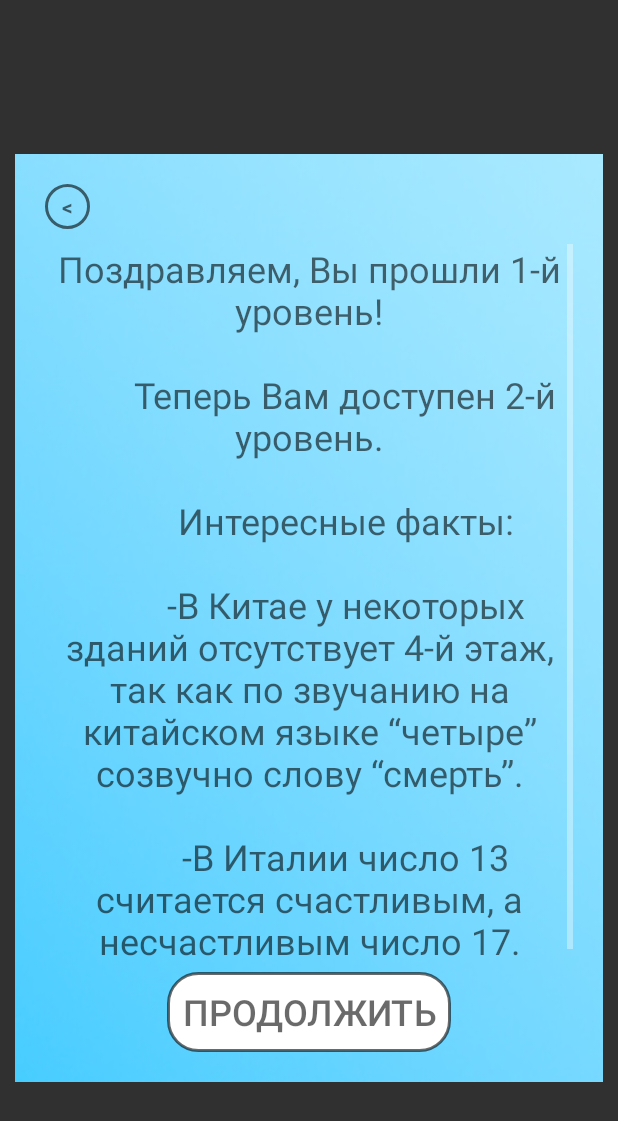
After one commit to ArtyseevWork/Quiz, an Android app: the layout dialog_end.xml on its own in the app's theme, with its tools: preview values and no code run, on a phone screen of 412 x 824 dp. The commit adds this screen. Shown: the top 1121 px of the screen. Run offline under Robolectric (Android 15) with nearby library versions, the phone set to English and light mode, and no system bars.

Commit message:
101704032021 level 34

```diff
--- /dev/null
+++ b/AndroidStudioProjects/quiz/app/src/main/res/layout/dialog_end.xml
@@ -0,0 +1,66 @@
+<?xml version="1.0" encoding="utf-8"?>
+<LinearLayout xmlns:android="http://schemas.android.com/apk/res/android"
+    android:id="@+id/dialjgfon"
+    android:layout_width="wrap_content"
+    android:layout_height="wrap_content"
+    android:layout_gravity="center"
+    android:layout_margin="10dp"
+    android:background="@drawable/previewbackgroundone"
+    android:orientation="vertical"
+    android:scaleType="centerCrop">
+
+    <LinearLayout
+        android:layout_width="match_parent"
+        android:layout_height="wrap_content"
+        android:gravity="center"
+        android:orientation="vertical"
+        android:padding="20dp">
+
+        <TextView
+            android:id="@+id/btn_close"
+            android:layout_width="30dp"
+            android:layout_height="30dp"
+            android:layout_gravity="start"
+            android:background="@drawable/style_btn_stroke_black95"
+            android:gravity="center"
+            android:text="&#60;"
+            android:textColor="@color/black95"
+            android:textStyle="bold" />
+
+        <ScrollView
+            android:layout_width="wrap_content"
+            android:layout_height="0dp"
+            android:layout_marginTop="10dp"
+            android:layout_weight="90">
+
+
+            <TextView
+                android:id="@+id/textDescription"
+                android:layout_width="match_parent"
+                android:layout_height="match_parent"
+                android:layout_gravity="end"
+                android:gravity="center"
+                android:text="@string/endLevel1"
+
+                android:textColor="@color/black95"
+                android:textSize="24sp" />
+        </ScrollView>
+
+        <Button
+            android:id="@+id/buttonContinue"
+            android:layout_width="wrap_content"
+            android:layout_height="0dp"
+            android:layout_marginTop="10dp"
+            android:layout_weight="10"
+            android:background="@drawable/button_stroke_black95_press_white"
+            android:paddingLeft="10dp"
+            android:paddingRight="10dp"
+            android:text="@string/continue_btn"
+            android:textAllCaps="true"
+            android:textColor="@color/black95"
+            android:textSize="24sp" />
+
+    </LinearLayout>
+
+
+</LinearLayout>
--- a/AndroidStudioProjects/quiz/app/src/main/res/values/colors.xml
+++ b/AndroidStudioProjects/quiz/app/src/main/res/values/colors.xml
@@ -1,7 +1,6 @@
 <?xml version="1.0" encoding="utf-8"?>
 <resources>
     <color name="purple_200">#FFBB86FC</color>
-    <color name="purple_500">#FF6200EE</color>
     <color name="purple_700">#FF3700B3</color>
     <color name="teal_200">#FF03DAC5</color>
     <color name="teal_700">#FF018786</color>
--- a/AndroidStudioProjects/quiz/app/src/main/res/values/description_levels.xml
+++ b/AndroidStudioProjects/quiz/app/src/main/res/values/description_levels.xml
@@ -1,4 +1,9 @@
 <?xml version="1.0" encoding="utf-8"?>
 <resources>
     <string name="Level1">Выбери цифру, которая больше. \n Вопросы могут повторяться, пока Вы не наберете 20 очков</string>
+    <string name="endLevel1">"Поздравляем, Вы прошли 1-й уровень!\n
+        Теперь Вам доступен 2-й уровень.\n
+        Интересные факты:\n
+        -В Китае у некоторых зданий отсутствует 4-й этаж, так как по звучанию на китайском языке “четыре” созвучно слову “смерть”.\n
+        -В Италии число 13 считается счастливым, а несчастливым число 17."</string>
 </resources>
--- a/AndroidStudioProjects/quiz/app/src/main/res/values/strings.xml
+++ b/AndroidStudioProjects/quiz/app/src/main/res/values/strings.xml
@@ -4,7 +4,6 @@
     <string name="back">Назад</string>
     <string name="level">Уровень N</string>
     <string name="level1">Уровень 1</string>
-    <string name="press_for_exit">Нажмите ещё раз, чтобы выйти</string>
     <string name="continue_btn">Продолжить</string>
 
 </resources>
```
